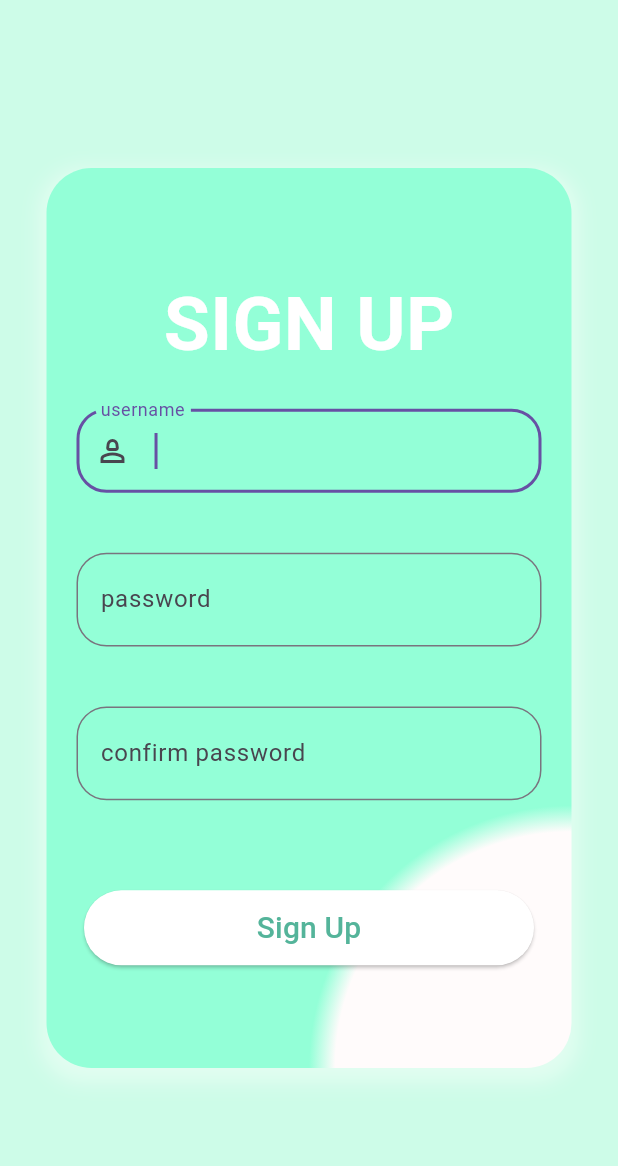
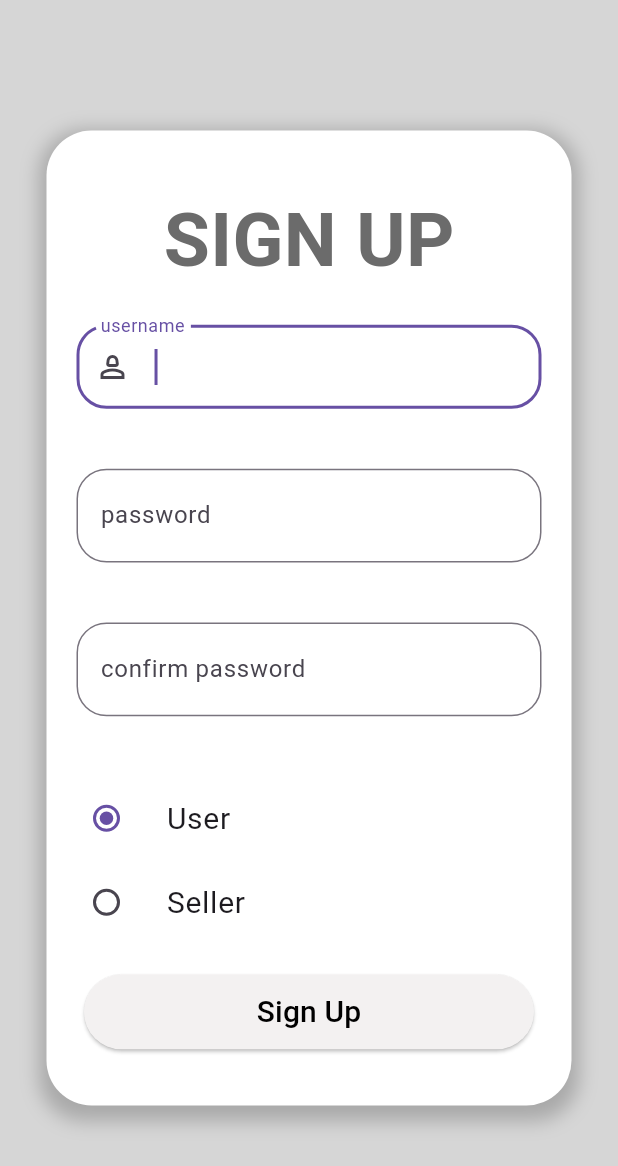
Before and after one commit to SSSomia/Graduation-Project, a Flutter app: the SignupPage screen opened directly, on a phone screen of 412 x 824 dp. Shown: the top 1166 px of the screen. Run offline on Flutter 3.47's test engine with Material 3 defaults, Android fonts, the phone set to English and light mode, and no system bars.

Commit message:
sign up page

```diff
--- /dev/null
+++ b/graduation_project/lib/pages/constant.dart
@@ -0,0 +1,5 @@
+import 'package:flutter/material.dart';
+
+Color backgroundColor = const Color.fromARGB(255, 214, 214, 214);
+Color buttonColor = const Color.fromARGB(255, 243, 241, 241);
+Color headerTextColor = const Color.fromARGB(255, 107, 107, 107);
--- a/graduation_project/lib/pages/login/login_page.dart
+++ b/graduation_project/lib/pages/login/login_page.dart
@@ -1,5 +1,6 @@
 import 'package:flutter/material.dart';
 import 'package:graduation_project/pages/choose/choose_page.dart';
+import 'package:graduation_project/pages/constant.dart';
 import 'package:graduation_project/pages/signup/signup_page.dart';
 
 class LoginPage extends StatefulWidget {
@@ -39,19 +40,18 @@ class _LoginPageState extends State<LoginPage> {
                         offset: const Offset(
                             0, 5), // horizontal and vertical shadow offset
                       ),
-                  ]
-                ),
+                    ]),
                 child: Form(
                   key: _formKey,
                   child: Column(
                     crossAxisAlignment: CrossAxisAlignment.center,
                     mainAxisAlignment: MainAxisAlignment.center,
                     children: <Widget>[
-                      const Text(
+                      Text(
                         'LOGIN',
                         style: TextStyle(
                             fontSize: 50,
-                            color: Color.fromARGB(255, 107, 107, 107),
+                            color: headerTextColor,
                             fontWeight: FontWeight.bold),
                       ),
                       Container(
@@ -115,8 +115,10 @@ class _LoginPageState extends State<LoginPage> {
                               // }
                             },
                             style: ElevatedButton.styleFrom(
-                              backgroundColor: const Color.fromARGB(255, 239, 239, 239), // Background color of the button
-                              foregroundColor: const Color.fromARGB(255, 0, 0, 0), // Text (foreground) color of the button
+                              backgroundColor: const Color.fromARGB(255, 243,
+                                  241, 241), // Background color of the button
+                              foregroundColor: const Color.fromARGB(255, 0, 0,
+                                  0), // Text (foreground) color of the button
                             ),
                             child: const Text(
                               'Login',
@@ -134,7 +136,7 @@ class _LoginPageState extends State<LoginPage> {
                                 Navigator.push(
                                   context,
                                   MaterialPageRoute(
-                                      builder: (context) => ChoosePage()),
+                                      builder: (context) => SignupPage()),
                                 );
                               },
                               child: const Text('Sign up'))
--- a/graduation_project/lib/pages/signup/signup_page.dart
+++ b/graduation_project/lib/pages/signup/signup_page.dart
@@ -1,4 +1,5 @@
 import 'package:flutter/material.dart';
+import 'package:graduation_project/pages/constant.dart';
 
 class SignupPage extends StatefulWidget {
   const SignupPage({super.key});
@@ -7,16 +8,16 @@ class SignupPage extends StatefulWidget {
   State<SignupPage> createState() => _SignupPageState();
 }
 
-enum SingingCharacter { lafayette, jefferson }
+enum ECharacteres { user, seller }
 
 class _SignupPageState extends State<SignupPage> {
-  String? _selectedOption = "Option 1";
+  ECharacteres? _selectedOption = ECharacteres.user;
 
   @override
   Widget build(BuildContext context) {
     return SafeArea(
       child: Scaffold(
-        backgroundColor: const Color.fromARGB(255, 205, 252, 232),
+        backgroundColor: backgroundColor,
         body: Center(
           child: SingleChildScrollView(
             child: Column(
@@ -24,13 +25,14 @@ class _SignupPageState extends State<SignupPage> {
               children: [
                 Container(
                   width: 350,
-                  height: 600,
+                  height: 650,
                   decoration: BoxDecoration(
+                    color: Colors.white,
                     shape: BoxShape.rectangle,
                     borderRadius: BorderRadius.circular(30),
                     boxShadow: [
                       BoxShadow(
-                        color: const Color.fromARGB(255, 246, 254, 249)
+                        color: const Color.fromARGB(255, 123, 123, 123)
                             .withOpacity(0.5), // shadow color with opacity
                         spreadRadius: 5, // extent of shadow spreading
                         blurRadius: 10, // blurring amount
@@ -38,26 +40,17 @@ class _SignupPageState extends State<SignupPage> {
                             0, 5), // horizontal and vertical shadow offset
                       ),
                     ],
-                    gradient: const RadialGradient(
-                      center: Alignment(1, 1),
-                      radius: 0.50,
-                      colors: <Color>[
-                        Color.fromARGB(255, 255, 251, 251),
-                        Color.fromARGB(255, 147, 255, 215),
-                      ],
-                      stops: <double>[0.9, 1.0],
-                    ),
                   ),
                   child: Form(
                     child: Column(
                       crossAxisAlignment: CrossAxisAlignment.center,
                       mainAxisAlignment: MainAxisAlignment.center,
                       children: <Widget>[
-                        const Text(
+                        Text(
                           'SIGN UP',
                           style: TextStyle(
                               fontSize: 50,
-                              color: Colors.white,
+                              color: headerTextColor,
                               fontWeight: FontWeight.bold),
                         ),
                         Container(
@@ -82,6 +75,7 @@ class _SignupPageState extends State<SignupPage> {
                             obscuringCharacter: '*',
                             decoration: InputDecoration(
                               labelText: 'password',
+                              prefix: const Icon(Icons.lock_outline_rounded),
                               suffix: const Icon(Icons.remove_red_eye),
                               border: OutlineInputBorder(
                                 borderRadius: BorderRadius.circular(
@@ -108,32 +102,39 @@ class _SignupPageState extends State<SignupPage> {
                         const SizedBox(
                           height: 20,
                         ),
-                        // SizedBox(
-                        //   height: 50,
-                        //   width: 50,
-                        //   child: Row(children: [
-                        //     RadioListTile<String>(
-                        //       title: const Text("Option 1"),
-                        //       value: "Option 1",
-                        //       groupValue: _selectedOption,
-                        //       onChanged: (value) {
-                        //         setState(() {
-                        //           _selectedOption = value;
-                        //         });
-                        //       },
-                        //     ),
-                        //     RadioListTile<String>(
-                        //       title: const Text("Option 2"),
-                        //       value: "Option 2",
-                        //       groupValue: _selectedOption,
-                        //       onChanged: (value) {
-                        //         setState(() {
-                        //           _selectedOption = value;
-                        //         });
-                        //       },
-                        //     ),
-                        //   ]),
-                        // ),
+                        Column(
+                            mainAxisAlignment: MainAxisAlignment.center,
+                            children: [
+                              ListTile(
+                                  title: const Text(
+                                    "User",
+                                    style: TextStyle(fontSize: 20),
+                                  ),
+                                  leading: Radio<ECharacteres>(
+                                    value: ECharacteres.user,
+                                    groupValue: _selectedOption,
+                                    onChanged: (ECharacteres? value) {
+                                      setState(() {
+                                        _selectedOption = value;
+                                      });
+                                    },
+                                  )),
+                              ListTile(
+                                title: const Text(
+                                  "Seller",
+                                  style: TextStyle(fontSize: 20),
+                                ),
+                                leading: Radio<ECharacteres>(
+                                  value: ECharacteres.seller,
+                                  groupValue: _selectedOption,
+                                  onChanged: (value) {
+                                    setState(() {
+                                      _selectedOption = value;
+                                    });
+                                  },
+                                ),
+                              )
+                            ]),
                         const SizedBox(
                           height: 20,
                         ),
@@ -149,13 +150,10 @@ class _SignupPageState extends State<SignupPage> {
                                 // }
                               },
                               style: ElevatedButton.styleFrom(
-                                backgroundColor: const Color.fromARGB(255, 255,
-                                    255, 255), // Background color of the button
-                                foregroundColor: const Color.fromARGB(
-                                    255,
-                                    84,
-                                    180,
-                                    154), // Text (foreground) color of the button
+                                backgroundColor:
+                                    buttonColor, // Background color of the button
+                                foregroundColor: const Color.fromARGB(255, 0, 0,
+                                    0), // Text (foreground) color of the button
                               ),
                               child: const Text(
                                 'Sign Up',
```
Lines whose indentation alone changed are shown as unchanged.
